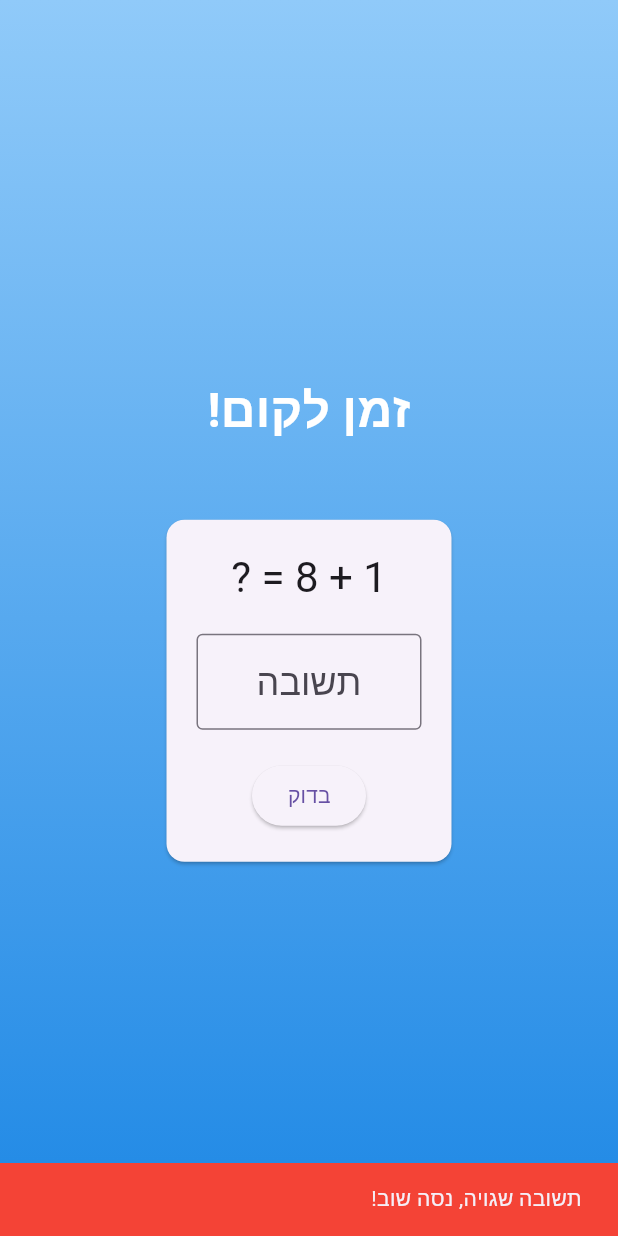
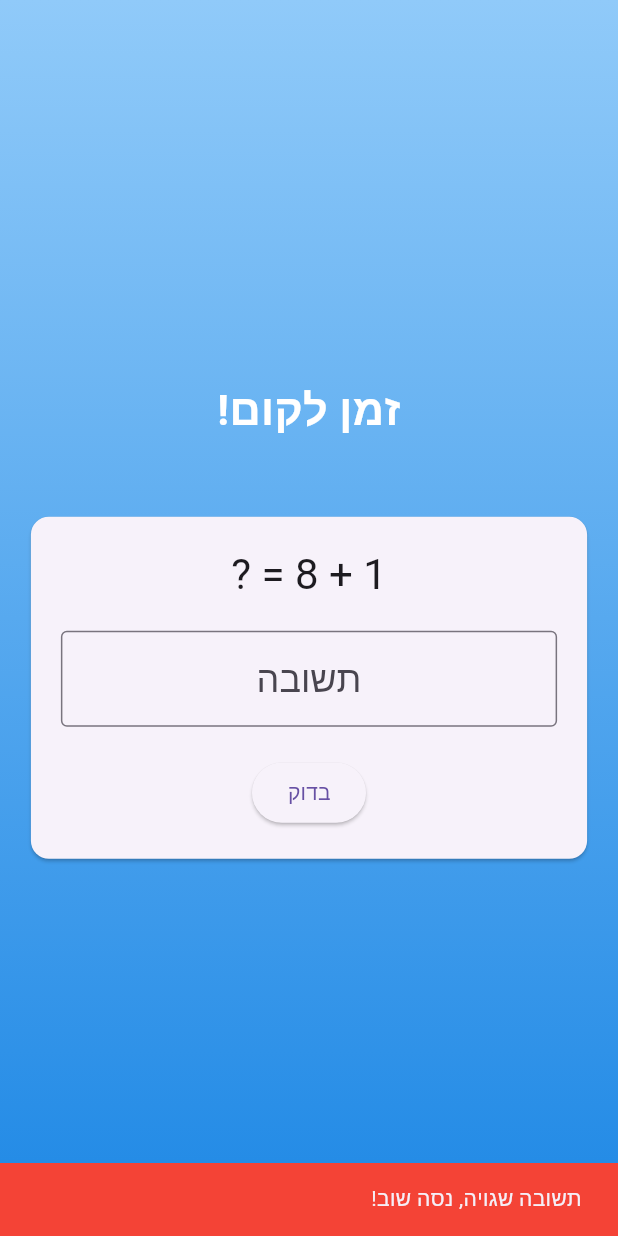
Before and after one commit to NHLOCAL/Koom, a Flutter app: the AlarmRingScreen screen opened directly with empty values, after a tap on "בדוק", on a phone screen of 412 x 824 dp. Run offline on Flutter 3.47's test engine with Material 3 defaults, Android fonts, the phone set to English and light mode, and no system bars; our stand-ins replace audioplayers, flutter_local_notifications, permission_handler, shared_preferences, timezone; missing offline and left inert: flutter_background_service, flutter_background_service_android; accounts and stored records are empty.

Commit message:
Make UI elements responsive to screen size
Adjusted font sizes and margins in alarm screens and widgets to scale based on screen width for better responsiveness. Reduced horizontal padding in day selector. Removed fixed width from puzzle input fields for improved layout on different devices.

```diff
--- a/src/lib/screens/alarm_edit_screen.dart
+++ b/src/lib/screens/alarm_edit_screen.dart
@@ -87,7 +87,7 @@ class _AlarmEditScreenState extends State<AlarmEditScreen> {
               },
               child: Text(
                 _selectedTime.format(context),
-                style: TextStyle(fontSize: 50, fontWeight: FontWeight.bold),
+                style: TextStyle(fontSize: MediaQuery.of(context).size.width * 0.12, fontWeight: FontWeight.bold),
               ),
             ),
             SizedBox(height: 30),
@@ -116,7 +116,7 @@ class _AlarmEditScreenState extends State<AlarmEditScreen> {
                 },
                 borderRadius: BorderRadius.circular(10),
                 children: _dayLabels.map((day) => Padding(
-                  padding: const EdgeInsets.symmetric(horizontal: 8.0),
+                  padding: const EdgeInsets.symmetric(horizontal: 4.0), // הופחת מ-8.0
                   child: Text(day),
                 )).toList(),
               ),
--- a/src/lib/screens/alarm_ring_screen.dart
+++ b/src/lib/screens/alarm_ring_screen.dart
@@ -98,14 +98,14 @@ class _AlarmRingScreenState extends State<AlarmRingScreen> {
                 Text(
                   _alarm?.label ?? 'זמן לקום!',
                   style: TextStyle(
-                    fontSize: 32,
+                    fontSize: MediaQuery.of(context).size.width * 0.07, // גודל גופן רספונסיבי
                     color: Colors.white,
                     fontWeight: FontWeight.bold,
                   ),
                 ),
                 SizedBox(height: 50),
                 Card(
-                  margin: EdgeInsets.symmetric(horizontal: 20),
+                  margin: EdgeInsets.symmetric(horizontal: MediaQuery.of(context).size.width * 0.05), // שוליים רספונסיביים
                   child: Padding(
                     padding: const EdgeInsets.all(20.0),
                     child: _puzzle.build(context, _onPuzzleSolved),
--- a/src/lib/utils/puzzles.dart
+++ b/src/lib/utils/puzzles.dart
@@ -27,9 +27,7 @@ class MathPuzzle extends Puzzle {
       children: [
         Text(question, style: Theme.of(context).textTheme.headlineMedium),
         SizedBox(height: 20),
-        SizedBox(
-          width: 150,
-          child: TextField(
+        TextField(
             controller: controller,
             keyboardType: TextInputType.number,
             textAlign: TextAlign.center,
@@ -39,7 +37,6 @@ class MathPuzzle extends Puzzle {
               hintText: 'תשובה',
             ),
           ),
-        ),
         SizedBox(height: 20),
         ElevatedButton(
           child: Text('בדוק'),
@@ -78,9 +75,7 @@ class SequencePuzzle extends Puzzle {
         SizedBox(height: 10),
         Text(question, style: Theme.of(context).textTheme.headlineMedium),
         SizedBox(height: 20),
-        SizedBox(
-          width: 150,
-          child: TextField(
+        TextField(
             controller: controller,
             keyboardType: TextInputType.number,
             textAlign: TextAlign.center,
@@ -90,7 +85,6 @@ class SequencePuzzle extends Puzzle {
               hintText: 'המספר הבא',
             ),
           ),
-        ),
         SizedBox(height: 20),
         ElevatedButton(
           child: Text('בדוק'),
--- a/src/lib/widgets/alarm_list_item.dart
+++ b/src/lib/widgets/alarm_list_item.dart
@@ -35,7 +35,7 @@ class AlarmListItem extends StatelessWidget {
       title: Text(
         timeFormat,
         style: TextStyle(
-          fontSize: 32,
+          fontSize: MediaQuery.of(context).size.width * 0.08, // גודל גופן רספונסיבי
           fontWeight: FontWeight.bold,
           color: alarm.isActive ? Colors.black : Colors.grey,
         ),
```
